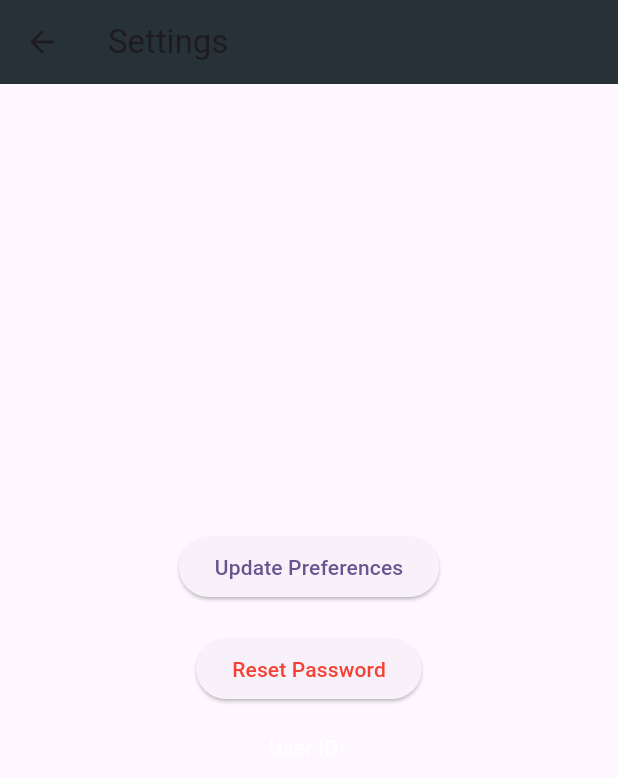
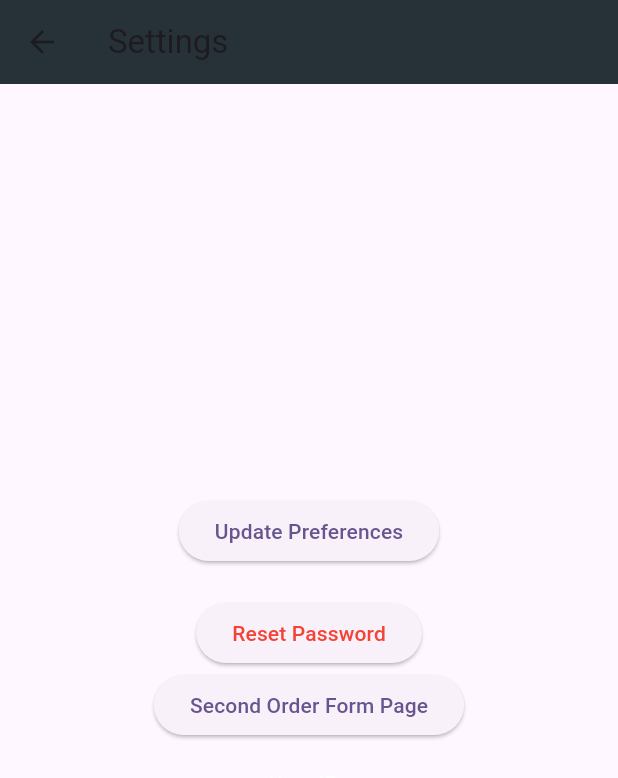
Before and after one commit to LGugs3/Surprise-Delivery-App, a Flutter app: the SettingsPage screen opened directly, on a phone screen of 412 x 824 dp. Shown: the top 778 px of the screen. Run offline on Flutter 3.47's test engine with Material 3 defaults, Android fonts, the phone set to English and light mode, and no system bars; our stand-ins replace cloud_firestore, firebase_auth, firebase_core, flutter_dotenv, google_fonts; accounts and stored records are empty.

Commit message:
several chnages made for page

```diff
--- a/Surprise_Delivery_App/lib/pages/settings_page.dart
+++ b/Surprise_Delivery_App/lib/pages/settings_page.dart
@@ -1,8 +1,11 @@
 import 'package:flutter/material.dart';
 import 'package:surpirse_delivery_app/pages/reset_password.dart';
 import 'package:firebase_auth/firebase_auth.dart';
+import 'package:surpirse_delivery_app/pages/second_orderformpage.dart';
 
 class SettingsPage extends StatelessWidget {
+  const SettingsPage({super.key});
+
   @override
   Widget build(BuildContext context) {
     return Scaffold(
@@ -18,6 +21,7 @@ class SettingsPage extends StatelessWidget {
             ElevatedButton(
               child: const Text("Update Preferences"),
               onPressed: () {
+                // ignore: avoid_print
                 print("Change Preferences button pressed.");
               },
             ),
@@ -32,6 +36,14 @@ class SettingsPage extends StatelessWidget {
                 Navigator.push(
                   context,
                   MaterialPageRoute(builder: (context) => ResetPassword()),
+                );
+              },
+            ),
+            ElevatedButton(
+              child: const Text("Second Order Form Page"),
+              onPressed: () {
+                Navigator.push(context,
+                MaterialPageRoute(builder: (context) => SecondOrderPage()),
                 );
               },
             ),
--- a/Surprise_Delivery_App/pubspec.yaml
+++ b/Surprise_Delivery_App/pubspec.yaml
@@ -38,6 +38,8 @@ dependencies:
   firebase_auth: ^5.4.2
   flutter_dotenv: ^5.2.1
   cloud_firestore: ^5.6.3
+  google_fonts: ^6.2.1
+  multi_select_flutter: ^4.1.3
 
 dev_dependencies:
   flutter_test:
```
